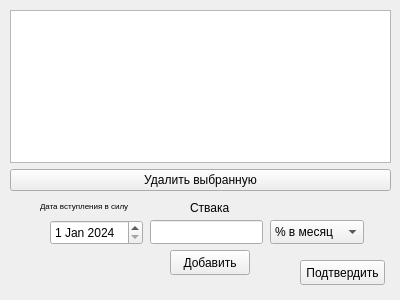
This is ui/add_rate.ui in vernolll/The-bank-s-application as Qt 5 draws it before an edit. The edited form follows.
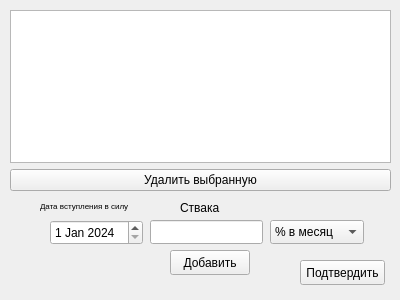
This is the edited form.

Diff of the .ui file:
```diff
--- a/ui/add_rate.ui
+++ b/ui/add_rate.ui
@@ -150,7 +150,7 @@
     <widget class="QLabel" name="label_2">
      <property name="geometry">
       <rect>
-       <x>190</x>
+       <x>180</x>
        <y>200</y>
        <width>41</width>
        <height>16</height>
@@ -186,7 +186,7 @@
       <string>Подтвердить</string>
      </property>
     </widget>
-    <widget class="QWidget" name="">
+    <widget class="QWidget" name="layoutWidget">
      <property name="geometry">
       <rect>
        <x>10</x>
```
